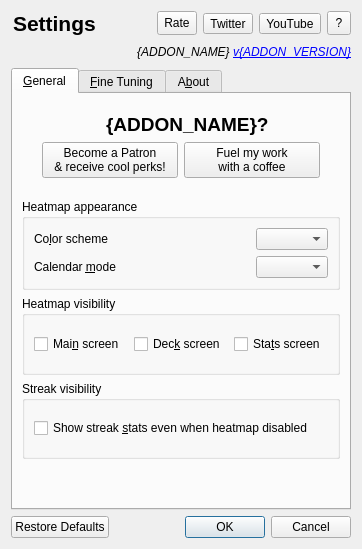
This is designer/options.ui in glutanimate/review-heatmap as Qt 5 draws it before an edit. The edited form follows.
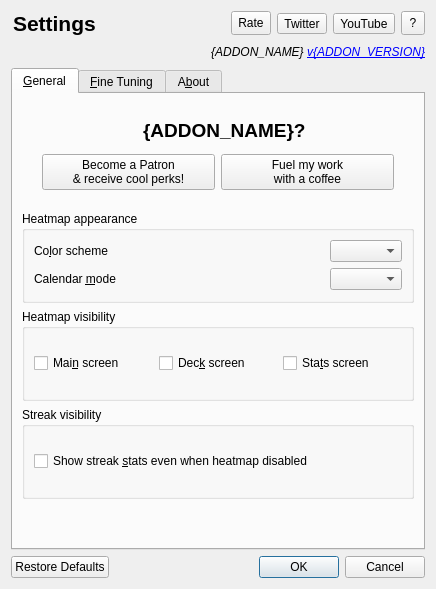
This is the edited form. Icons and pictures are not drawn. Custom widgets are drawn as their Qt base class.

Commit message: Add debug label to options

```diff
--- a/designer/options.ui
+++ b/designer/options.ui
@@ -2,6 +2,14 @@
 <ui version="4.0">
  <class>Dialog</class>
  <widget class="QDialog" name="Dialog">
+  <property name="geometry">
+   <rect>
+    <x>0</x>
+    <y>0</y>
+    <width>436</width>
+    <height>589</height>
+   </rect>
+  </property>
   <property name="windowTitle">
    <string>Review Heatmap Settings</string>
   </property>
```
Left out of the diff: 7 changed lines with no effect on the pictures.
